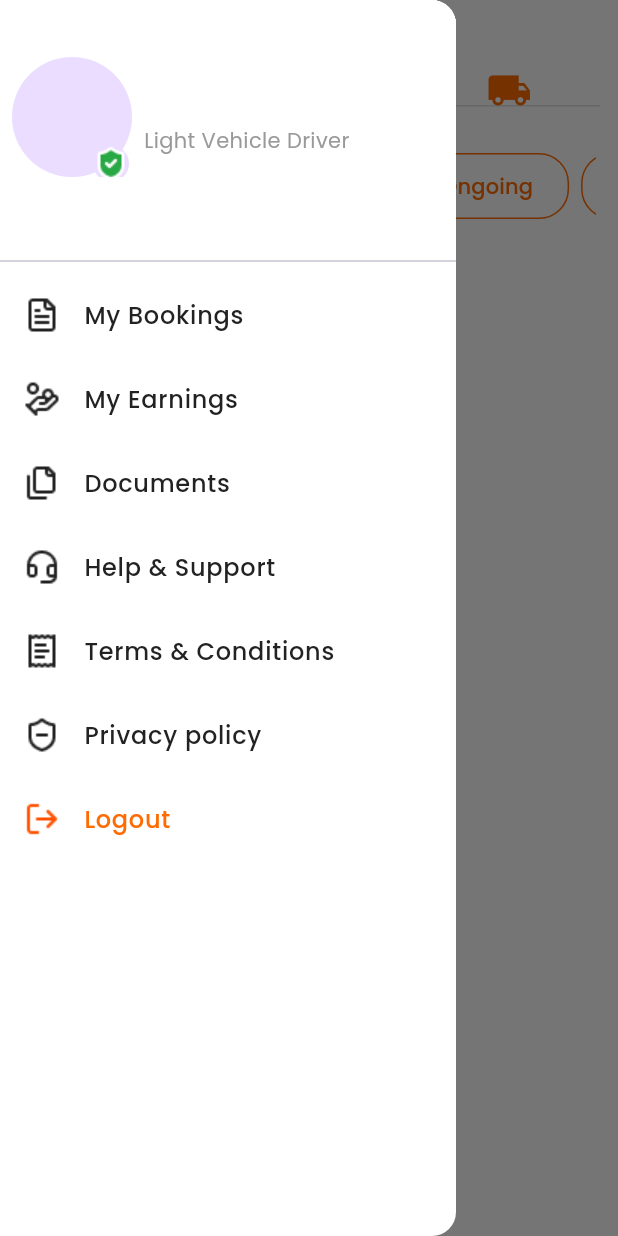
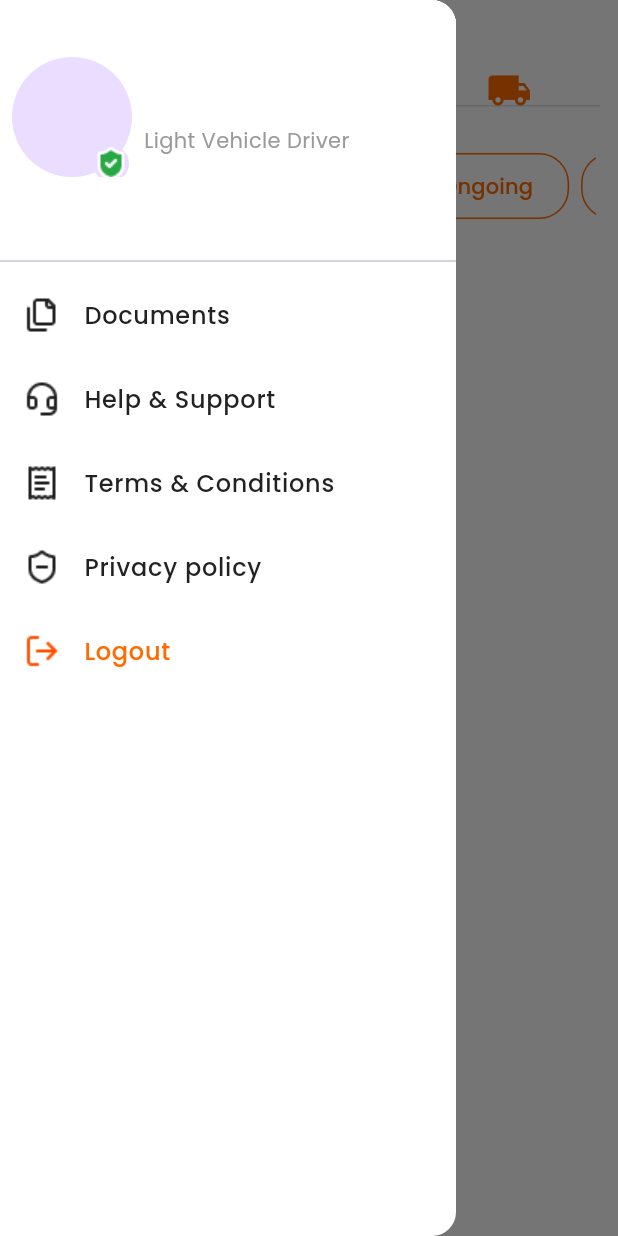
Before and after one commit to udaytejach/rydyn_driver, a Flutter app: the D_Bookings screen opened directly, with the side drawer open, on a phone screen of 412 x 824 dp. Run offline on Flutter 3.47's test engine with Material 3 defaults, Android fonts, the phone set to English and light mode, and no system bars; our stand-ins replace animated_flip_counter, animated_text_kit, bot_toast, carousel_slider, cloud_firestore, country_picker and 14 more; missing offline and left inert: libphonenumber_plugin; accounts and stored records are empty.

Commit message:
side menu updated

```diff
--- a/lib/Driver/sidemenu/D_Sidemenu.dart
+++ b/lib/Driver/sidemenu/D_Sidemenu.dart
@@ -102,26 +102,26 @@ class D_SideMenu extends StatelessWidget {
 
           const Divider(),
 
-          ListTile(
-            leading: Image.asset("images/mybookings.png"),
-            title: const CustomText(
-              text: "My Bookings",
-              textcolor: kcocoblack,
-              fontSize: 16,
-              fontWeight: FontWeight.w500,
-            ),
-            onTap: () {},
-          ),
-          ListTile(
-            leading: Image.asset("images/myearnings.png"),
-            title: const CustomText(
-              text: "My Earnings",
-              textcolor: kcocoblack,
-              fontSize: 16,
-              fontWeight: FontWeight.w500,
-            ),
-            onTap: () {},
-          ),
+          // ListTile(
+          //   leading: Image.asset("images/mybookings.png"),
+          //   title: const CustomText(
+          //     text: "My Bookings",
+          //     textcolor: kcocoblack,
+          //     fontSize: 16,
+          //     fontWeight: FontWeight.w500,
+          //   ),
+          //   onTap: () {},
+          // ),
+          // ListTile(
+          //   leading: Image.asset("images/myearnings.png"),
+          //   title: const CustomText(
+          //     text: "My Earnings",
+          //     textcolor: kcocoblack,
+          //     fontSize: 16,
+          //     fontWeight: FontWeight.w500,
+          //   ),
+          //   onTap: () {},
+          // ),
           ListTile(
             leading: Image.asset("images/documents.png"),
             title: const CustomText(
```
